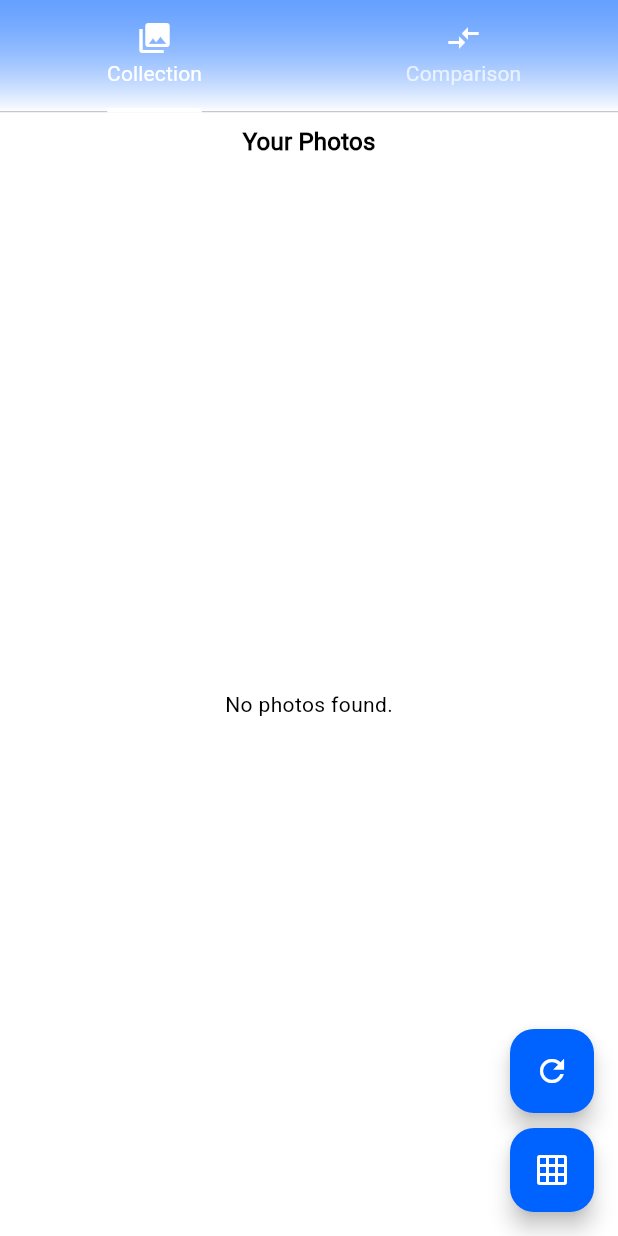
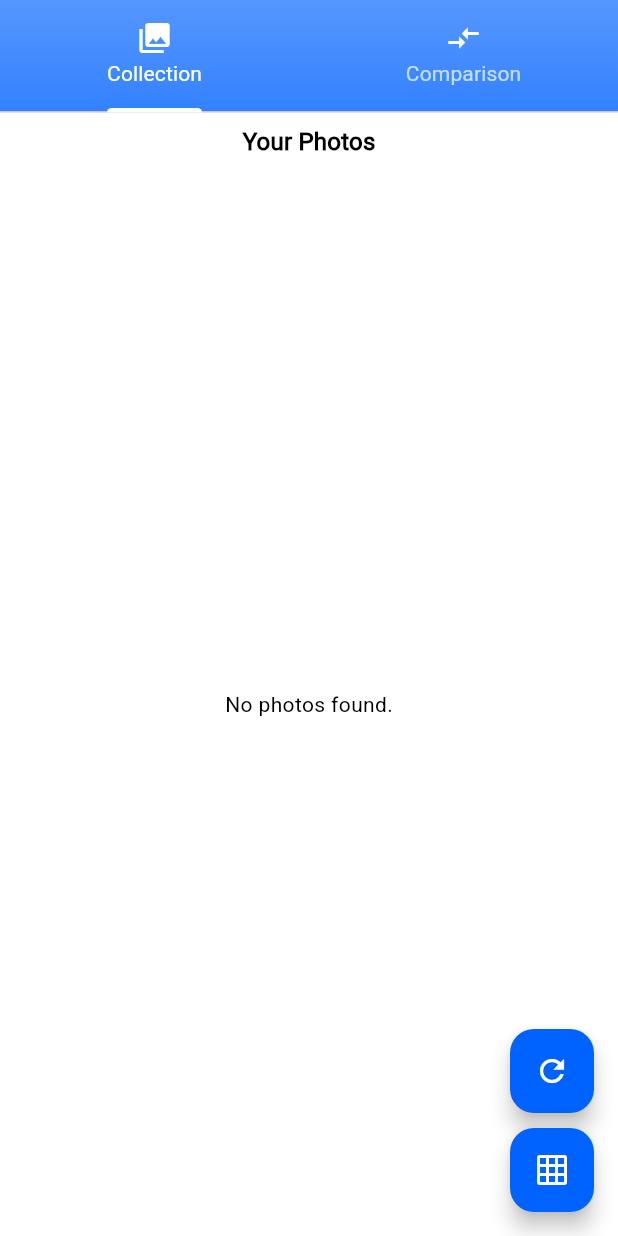
Before and after one commit to PedemonteGiacomo/ISYFIT, a Flutter app: the PhotoHomeScreenWithTabs screen opened directly with empty values, on a phone screen of 412 x 824 dp. Run offline on Flutter 3.47's test engine with Material 3 defaults, Android fonts, the phone set to English and light mode, and no system bars; our stand-ins replace animated_text_kit, app_links, cloud_firestore, dropdown_button2, file_picker, firebase_auth and 10 more; missing offline and left inert: firebase_app_check, flutter_pdfview, flutter_stripe; accounts and stored records are empty; network calls fail.

Commit message:
fix: adjust opacity values in primary gradient colors for better visual consistency

```diff
--- a/lib/presentation/theme/app_gradients.dart
+++ b/lib/presentation/theme/app_gradients.dart
@@ -3,7 +3,7 @@ import 'package:flutter/material.dart';
 class AppGradients {
   static List<Color> primaryColors(ThemeData theme) => [
         theme.colorScheme.primary,
-        theme.colorScheme.primary.withOpacity(0.6),
+        theme.colorScheme.primary.withOpacity(0.64),
       ];
 
   static LinearGradient primary(ThemeData theme) => LinearGradient(
@@ -17,8 +17,8 @@ class AppGradients {
   /// gradient feels seamless.
   static LinearGradient primaryToWhite(ThemeData theme) => LinearGradient(
         colors: [
-          primaryColors(theme).last,
-          Colors.white,
+          theme.colorScheme.primary.withOpacity(0.665),
+          theme.colorScheme.primary.withOpacity(0.8),
         ],
         begin: Alignment.topCenter,
         end: Alignment.bottomCenter,
```
